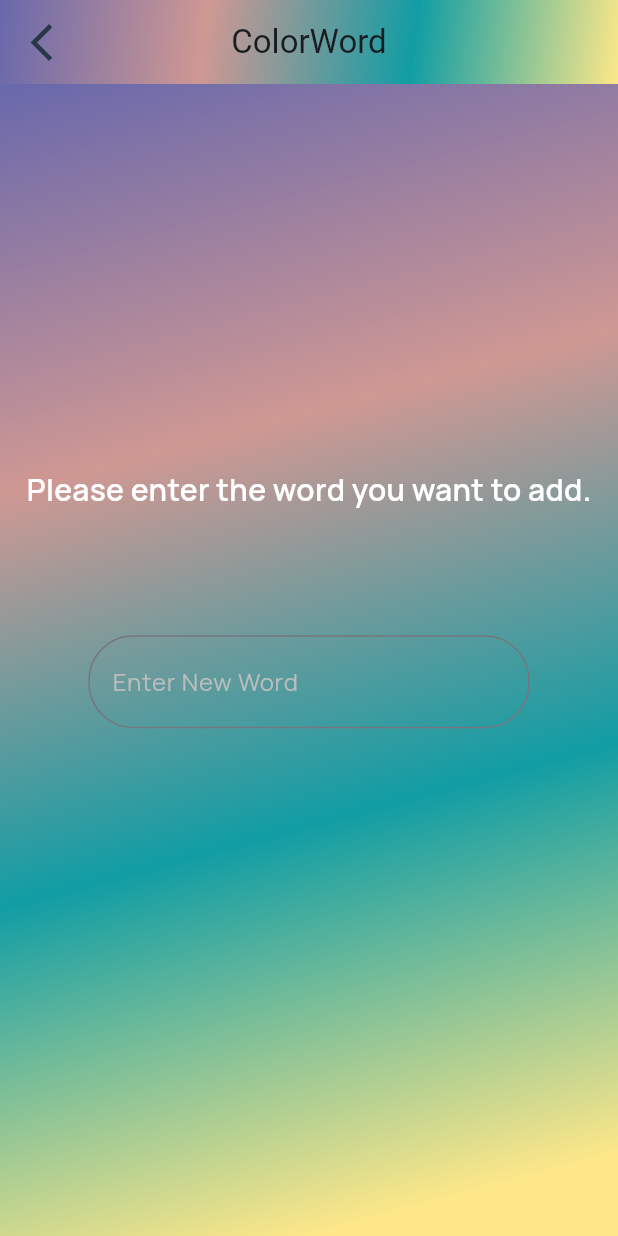
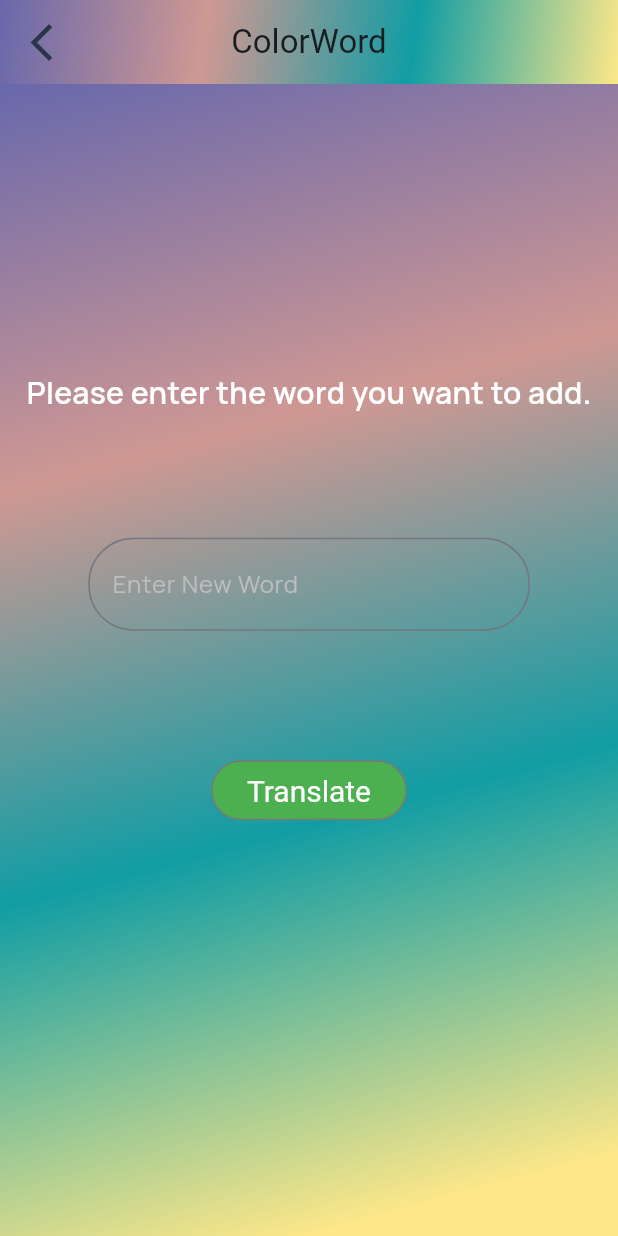
Before and after one commit to egemenocakli/colorword_new, a Flutter app: the NewWordView screen opened by its route, on a phone screen of 412 x 824 dp. Run offline on Flutter 3.47's test engine with Material 2 defaults, Android fonts, the phone set to English and light mode, and no system bars; our stand-ins replace auto_route, cloud_firestore, easy_localization, firebase_auth, firebase_core, firebase_crashlytics and 2 more; missing offline and left inert: simplytranslate; accounts and stored records are empty.

Commit message:
Translate package added and its working. add new word page will to do continue.

```diff
--- a/lib/pages/new_word/view/new_word_view.dart
+++ b/lib/pages/new_word/view/new_word_view.dart
@@ -30,6 +30,11 @@ class _NewWordViewState extends State<NewWordView> {
   }
 
   Widget _buildScreen(BuildContext context, NewWordViewModel newWordViewModel) {
+    /*
+    TextEditingController textController = TextEditingController();
+    String translatedWord = "";
+    */
+
     {
       return Scaffold(
         appBar: AppBar(
@@ -83,6 +88,7 @@ class _NewWordViewState extends State<NewWordView> {
                         Padding(
                           padding: EdgeInsets.symmetric(horizontal: (context.width / 7), vertical: context.height / 10),
                           child: TextFormField(
+                            controller: newWordViewModel.textController,
                             style: customTextStyle,
                             decoration: InputDecoration(
                               border: OutlineInputBorder(
@@ -97,26 +103,29 @@ class _NewWordViewState extends State<NewWordView> {
                             ),
                           ),
                         ),
+                        OutlinedButton(
+                            style: OutlinedButton.styleFrom(
+                                foregroundColor: Colors.white,
+                                backgroundColor: Colors.green,
+                                textStyle: const TextStyle(fontSize: 20)),
+                            onPressed: () async {
+                              newWordViewModel.translatedWord =
+                                  await viewModel.wordTranslate(newWordViewModel.textController.text) ??
+                                      "Something is Wrong";
+                            },
+                            child: const Text("Translate")),
+                        Padding(
+                          padding: const EdgeInsets.only(top: 30),
+                          child: Text(newWordViewModel.translatedWord,
+                              style: TextStyle(
+                                  fontFamily: 'Manrope',
+                                  fontWeight: FontWeight.w600,
+                                  fontSize: 36,
+                                  color: ColorConstants.white)),
+                        ),
                       ],
                     ),
                   )),
-
-              /**
-               * Expanded(
-                flex: 1,
-                child: (viewModel.words?.length == null) || ((viewModel.words?.length ?? 0) <= 0)
-                    ? buildEmptyWordListPageInfo()
-                    : PageView.builder(
-                        reverse: false,
-                        itemCount: viewModel.words?.length ?? 0,
-                        scrollDirection: Axis.horizontal,
-                        itemBuilder: (BuildContext context, int index) {
-                          return wordPage(context: context, word: viewModel.words?[index]);
-                        },
-                      ),
-              ),
-               *
-               */
             ],
           ),
         ),
@@ -129,4 +138,26 @@ class _NewWordViewState extends State<NewWordView> {
   TextStyle customTextStyle2 =
       TextStyle(fontFamily: 'Manrope', fontWeight: FontWeight.w400, color: ColorConstants.greySh4);
 //TODO:extension
+
+/*
+  final gt = SimplyTranslator(EngineType.google);
+
+  Future<String?> wordTranslate(String? word) async {
+    String sourceLanguage = "tr";
+    String translateLanguage = "en";
+    String? translateResponse;
+
+    if (word != null) {
+      translateResponse = await gt.trSimply(word, translateLanguage, sourceLanguage);
+    }
+    print(translateResponse);
+
+    if (translateResponse != null) {
+      return translateResponse;
+    } else {
+      translateResponse = "Something wrong";
+    }
+    return translateResponse;
+  }
+  */
 }
--- a/pubspec.yaml
+++ b/pubspec.yaml
@@ -41,6 +41,7 @@ dependencies:
   provider: ^6.0.5
   easy_localization: ^3.0.2
   get_it: ^7.6.0
+  simplytranslate: ^1.2.4
 
   #Google Services
   google_sign_in: ^6.1.4
```
Also changed, not shown: lib/pages/new_word/viewmodel/new_word_viewmodel.dart (+28 -0 lines).
